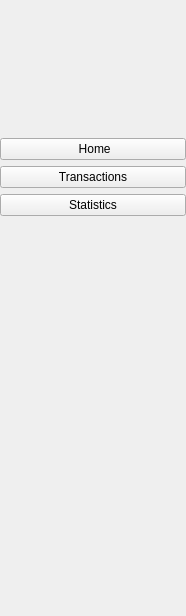
naztes0/University, file sem3/projectQt/sectionscolumn.ui: the form before one commit.
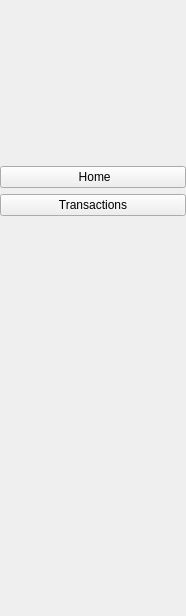
The form after the commit. Icons and pictures are not drawn.

The edit to the form file:
```diff
--- a/sem3/projectQt/sectionscolumn.ui
+++ b/sem3/projectQt/sectionscolumn.ui
@@ -70,13 +70,6 @@
      </property>
     </widget>
    </item>
-   <item>
-    <widget class="QPushButton" name="pushButton_3">
-     <property name="text">
-      <string>Statistics</string>
-     </property>
-    </widget>
-   </item>
    <item>
     <spacer name="verticalSpacer">
      <property name="orientation">
```
